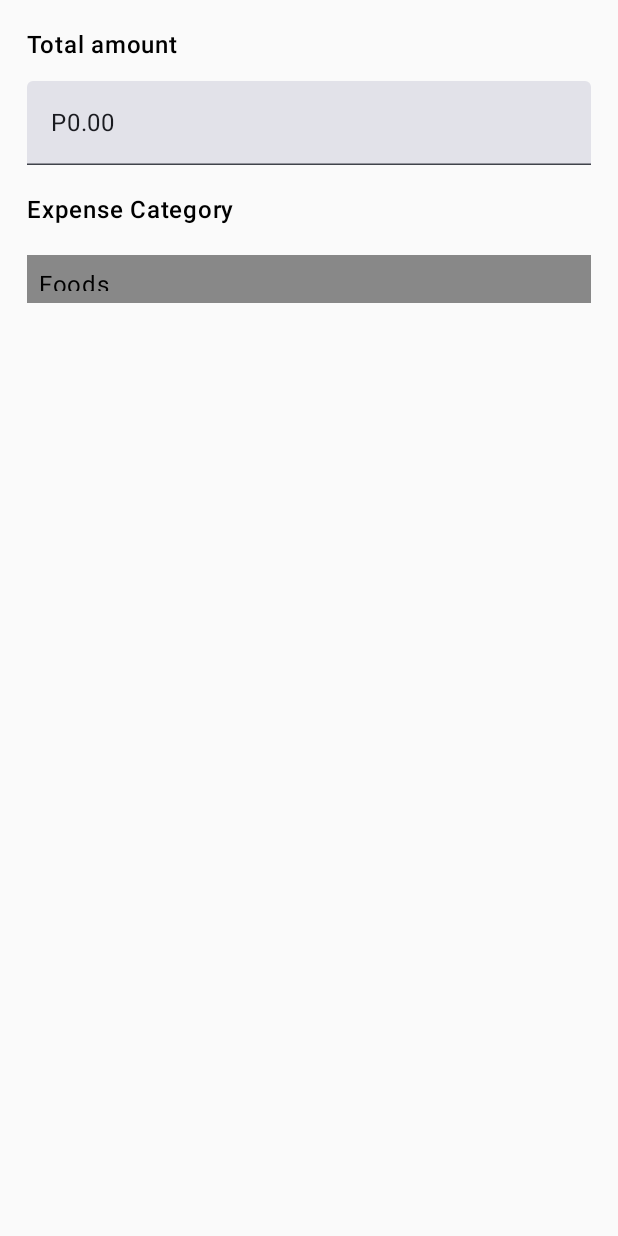
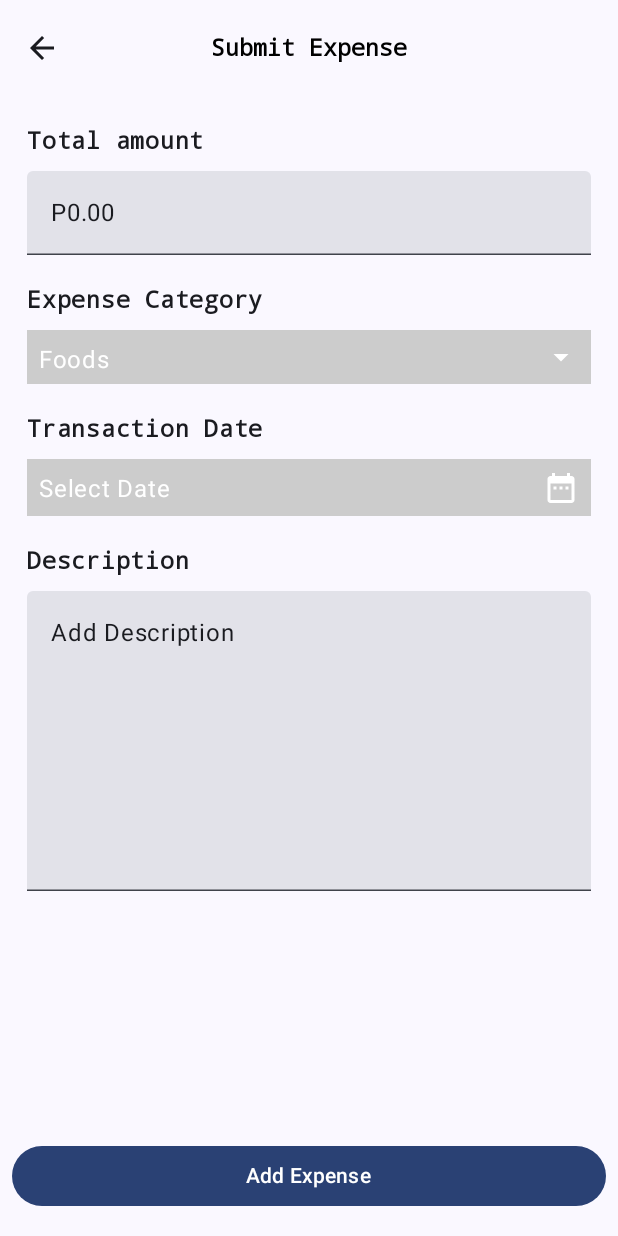
Before and after one commit to jesrielrada/Simple-Expense, an Android app built with Jetpack Compose: the screen it shows after launch (MainActivity), on a phone screen of 412 x 824 dp. Run offline under Robolectric (Android 15) with nearby library versions, the phone set to English and light mode, and no system bars.

Commit message:
Add Screen UI

```diff
--- a/app/build.gradle.kts
+++ b/app/build.gradle.kts
@@ -60,10 +60,10 @@ dependencies {
     implementation(libs.androidx.ui)
     implementation(libs.androidx.ui.graphics)
     implementation(libs.androidx.ui.tooling.preview)
-    //implementation(libs.androidx.material3)
+    implementation(libs.androidx.material3)
 
     implementation("androidx.compose.ui:ui:1.6.8")
-    implementation("androidx.compose.material3:material3-android:1.2.1")
+//    implementation("androidx.compose.material3:material3-android:1.3.0")
     implementation("androidx.compose.ui:ui-tooling:1.6.8")
     implementation("androidx.constraintlayout:constraintlayout-compose:1.0.1")
     implementation("androidx.lifecycle:lifecycle-runtime-ktx:2.8.4")
--- a/app/src/main/java/com/jescoding/simpleexpense/MainActivity.kt
+++ b/app/src/main/java/com/jescoding/simpleexpense/MainActivity.kt
@@ -4,23 +4,15 @@ import android.os.Bundle
 import androidx.activity.ComponentActivity
 import androidx.activity.compose.setContent
 import androidx.activity.enableEdgeToEdge
-import androidx.compose.foundation.layout.fillMaxSize
-import androidx.compose.material3.Scaffold
-import androidx.compose.material3.Text
-import androidx.compose.runtime.Composable
-import androidx.compose.ui.Modifier
 import com.jescoding.simpleexpense.presentation.AddScreen
-import com.jescoding.simpleexpense.presentation.theme.SImpleExpenseTheme
+import com.jescoding.simpleexpense.presentation.theme.SimpleExpenseTheme
 
 class MainActivity : ComponentActivity() {
     override fun onCreate(savedInstanceState: Bundle?) {
         super.onCreate(savedInstanceState)
         enableEdgeToEdge()
         setContent {
-            SImpleExpenseTheme {
-//                Scaffold(modifier = Modifier.fillMaxSize()) { innerPadding ->
-//
-//                }
+            SimpleExpenseTheme {
                 AddScreen()
             }
         }
--- a/app/src/main/java/com/jescoding/simpleexpense/presentation/AddScreen.kt
+++ b/app/src/main/java/com/jescoding/simpleexpense/presentation/AddScreen.kt
@@ -1,5 +1,6 @@
 package com.jescoding.simpleexpense.presentation
 
+import androidx.compose.foundation.Image
 import androidx.compose.foundation.background
 import androidx.compose.foundation.clickable
 import androidx.compose.foundation.layout.Box
@@ -8,40 +9,86 @@ import androidx.compose.foundation.layout.fillMaxSize
 import androidx.compose.foundation.layout.fillMaxWidth
 import androidx.compose.foundation.layout.height
 import androidx.compose.foundation.layout.padding
+import androidx.compose.foundation.layout.wrapContentSize
+import androidx.compose.material3.Button
+import androidx.compose.material3.CenterAlignedTopAppBar
+import androidx.compose.material3.DatePicker
+import androidx.compose.material3.DatePickerDialog
 import androidx.compose.material3.DropdownMenu
 import androidx.compose.material3.DropdownMenuItem
+import androidx.compose.material3.ExperimentalMaterial3Api
+import androidx.compose.material3.Icon
+import androidx.compose.material3.IconButton
+import androidx.compose.material3.Scaffold
 import androidx.compose.material3.Text
 import androidx.compose.material3.TextField
+import androidx.compose.material3.TopAppBar
+import androidx.compose.material3.TopAppBarColors
+import androidx.compose.material3.TopAppBarDefaults
+import androidx.compose.material3.contentColorFor
+import androidx.compose.material3.rememberDatePickerState
 import androidx.compose.runtime.Composable
 import androidx.compose.runtime.getValue
 import androidx.compose.runtime.mutableStateOf
 import androidx.compose.runtime.remember
 import androidx.compose.runtime.setValue
+import androidx.compose.ui.Alignment
 import androidx.compose.ui.Modifier
 import androidx.compose.ui.graphics.Color
+import androidx.compose.ui.res.painterResource
+import androidx.compose.ui.text.font.FontFamily
 import androidx.compose.ui.text.font.FontWeight
 import androidx.compose.ui.tooling.preview.Preview
 import androidx.compose.ui.unit.dp
-import androidx.compose.ui.util.fastForEachIndexed
+import androidx.compose.ui.unit.sp
+import com.jescoding.simpleexpense.R
 
+@OptIn(ExperimentalMaterial3Api::class)
 @Composable
 fun AddScreen() {
+    Scaffold(
+        topBar = {
+            CenterAlignedTopAppBar(
+                title = {
+                    Text(
+                        fontFamily = FontFamily.Monospace,
+                        fontSize = 16.sp,
+                        color = Color.Black,
+                        text = "Submit Expense",
+                        fontWeight = FontWeight.SemiBold
+                    )
+                },
+                navigationIcon = {
+                    IconButton(onClick = {
+
+                    }) {
+                        Icon(
+                            painter = painterResource(id = R.drawable.baseline_arrow_back_24),
+                            contentDescription = null
+                        )
+                    }
+                }
+            )
+        },
+        content = {
+            Box(
+                modifier = Modifier.padding(it)
+            ) {
                 Column(
                     modifier = Modifier
                         .fillMaxSize()
                         .padding(all = 18.dp)
                 ) {
 
-        val items = listOf("Foods", "Foods", "Foods")
-
                     Text(
                         text = "Total amount",
-            fontWeight = FontWeight.SemiBold
+                        fontWeight = FontWeight.SemiBold,
+                        fontFamily = FontFamily.Monospace
                     )
 
                     TextField(
                         modifier = Modifier
-                .padding(top = 12.dp)
+                            .padding(top = 8.dp)
                             .fillMaxWidth(),
                         value = "P0.00",
                         onValueChange = {}
@@ -52,12 +99,132 @@ fun AddScreen() {
                             .padding(top = 18.dp)
                             .fillMaxWidth(),
                         text = "Expense Category",
-            fontWeight = FontWeight.SemiBold
+                        fontWeight = FontWeight.SemiBold,
+                        fontFamily = FontFamily.Monospace
                     )
 
 
                     DropdownMenu()
 
+                    Text(
+                        modifier = Modifier
+                            .padding(top = 18.dp)
+                            .fillMaxWidth(),
+                        text = "Transaction Date",
+                        fontWeight = FontWeight.SemiBold,
+                        fontFamily = FontFamily.Monospace
+                    )
+
+                    TransactionDate()
+
+                    Text(
+                        modifier = Modifier
+                            .padding(top = 18.dp)
+                            .fillMaxWidth(),
+                        text = "Description",
+                        fontWeight = FontWeight.SemiBold,
+                        fontFamily = FontFamily.Monospace
+                    )
+
+                    DescriptionField()
+
+                }
+
+                ConfirmButton(
+                    modifier = Modifier
+                        .padding(bottom = 16.dp, start = 8.dp, end = 8.dp)
+                        .fillMaxWidth()
+                        .align(Alignment.BottomCenter)
+                )
+            }
+        })
+
+
+}
+
+@Composable
+fun ConfirmButton(modifier: Modifier) {
+
+    Button(
+        modifier = modifier,
+        onClick = {
+
+        }
+    ) {
+        Text(text = "Add Expense")
+    }
+}
+
+@Composable
+fun DescriptionField() {
+
+    Box(modifier = Modifier.wrapContentSize()) {
+        TextField(
+            modifier = Modifier
+                .padding(top = 8.dp)
+                .fillMaxWidth()
+                .height(200.dp),
+            value = "Add Description",
+            onValueChange = {}
+        )
+    }
+
+}
+
+@OptIn(ExperimentalMaterial3Api::class)
+@Composable
+fun TransactionDate() {
+
+    var showDialog by remember { mutableStateOf(false) }
+    val dateState = rememberDatePickerState()
+
+    Box(
+        modifier = Modifier
+            .padding(top = 8.dp)
+            .fillMaxWidth()
+            .height(38.dp)
+            .background(Color.LightGray)
+    ) {
+
+        Text(
+            text = "Select Date",
+            color = Color.White,
+            modifier = Modifier
+                .fillMaxWidth()
+                .padding(all = 8.dp)
+                .clickable(onClick = {
+                    showDialog = true
+                })
+
+        )
+
+        Image(
+            modifier = Modifier
+                .align(Alignment.CenterEnd)
+                .height(60.dp)
+                .padding(end = 8.dp),
+            painter = (painterResource(id = R.drawable.baseline_date_range_24)),
+            contentDescription = null
+        )
+
+        if (showDialog) {
+            DatePickerDialog(
+                onDismissRequest = {
+                    showDialog = false
+                },
+                dismissButton = {
+
+                },
+                confirmButton = {
+
+                }
+            ) {
+                DatePicker(
+                    state = dateState,
+                    showModeToggle = true
+                )
+            }
+        }
 
     }
 }
@@ -66,25 +233,33 @@ fun AddScreen() {
 fun DropdownMenu() {
     var expanded by remember { mutableStateOf(false) }
     val items = listOf("Foods", "Transportation", "Allowance")
-    val disabledValue = "B"
     var selectedIndex by remember { mutableStateOf(0) }
 
     Box(
         modifier = Modifier
-            .height(50.dp)
+            .padding(top = 8.dp)
             .fillMaxWidth()
-            .padding(top = 18.dp)
-            .background(Color.Gray)
+            .height(36.dp)
+            .background(Color.LightGray)
     ) {
+
         Text(
-            items[selectedIndex],
+            text = items[selectedIndex],
+            color = Color.White,
             modifier = Modifier
                 .fillMaxWidth()
                 .padding(all = 8.dp)
                 .clickable(onClick = { expanded = true })
-                .background(
-                    Color.Gray
+
         )
+
+        Image(
+            modifier = Modifier
+                .align(Alignment.CenterEnd)
+                .height(60.dp)
+                .padding(end = 8.dp),
+            painter = (painterResource(id = R.drawable.baseline_arrow_drop_down_24)),
+            contentDescription = null
         )
 
         DropdownMenu(
@@ -93,18 +268,12 @@ fun DropdownMenu() {
             modifier = Modifier
                 .fillMaxWidth()
                 .padding(start = 18.dp, end = 18.dp)
-                .background(Color.White)
         ) {
-            items.fastForEachIndexed { index, s ->
+            items.forEachIndexed { index, item ->
                 DropdownMenuItem(
                     text = {
-                        val disabledText = if (s == disabledValue) {
-                            " (Disabled)"
-                        } else {
-                            ""
-                        }
                         Text(
-                            text = s + disabledText
+                            text = item
                         )
                     },
                     onClick = {
--- a/app/src/main/java/com/jescoding/simpleexpense/presentation/theme/Color.kt
+++ b/app/src/main/java/com/jescoding/simpleexpense/presentation/theme/Color.kt
@@ -2,10 +2,10 @@ package com.jescoding.simpleexpense.presentation.theme
 
 import androidx.compose.ui.graphics.Color
 
-val Purple80 = Color(0xFFD0BCFF)
-val PurpleGrey80 = Color(0xFFCCC2DC)
-val Pink80 = Color(0xFFEFB8C8)
+val Yellow80 = Color(0xFFFFF59D)
+val YellowGrey80 = Color(0xFFFFF176)
+val LightYellow80 = Color(0xFFFFF9C4)
 
-val Purple40 = Color(0xFF6650a4)
-val PurpleGrey40 = Color(0xFF625b71)
-val Pink40 = Color(0xFF7D5260)
+val Yellow40 = Color(0xFFFFF176)
+val YellowGrey40 = Color(0xFFFBC02D)
+val LightYellow40 = Color(0xFFFFD54F)
--- a/app/src/main/java/com/jescoding/simpleexpense/presentation/theme/Theme.kt
+++ b/app/src/main/java/com/jescoding/simpleexpense/presentation/theme/Theme.kt
@@ -1,6 +1,5 @@
 package com.jescoding.simpleexpense.presentation.theme
 
-import android.app.Activity
 import android.os.Build
 import androidx.compose.foundation.isSystemInDarkTheme
 import androidx.compose.material3.MaterialTheme
@@ -9,18 +8,22 @@ import androidx.compose.material3.dynamicDarkColorScheme
 import androidx.compose.material3.dynamicLightColorScheme
 import androidx.compose.material3.lightColorScheme
 import androidx.compose.runtime.Composable
+import androidx.compose.ui.graphics.Color
 import androidx.compose.ui.platform.LocalContext
 
 private val DarkColorScheme = darkColorScheme(
-    primary = Purple80,
-    secondary = PurpleGrey80,
-    tertiary = Pink80
+    primary = Yellow80,
+    secondary = YellowGrey80,
+    tertiary = LightYellow80,
+    background = Color.White
 )
 
 private val LightColorScheme = lightColorScheme(
-    primary = Purple40,
-    secondary = PurpleGrey40,
-    tertiary = Pink40
+    primary = Yellow40,
+    secondary = YellowGrey40,
+    tertiary = LightYellow40,
+    background = Color.White
+
 
     /* Other default colors to override
     background = Color(0xFFFFFBFE),
@@ -34,7 +37,7 @@ private val LightColorScheme = lightColorScheme(
 )
 
 @Composable
-fun SImpleExpenseTheme(
+fun SimpleExpenseTheme(
     darkTheme: Boolean = isSystemInDarkTheme(),
     // Dynamic color is available on Android 12+
     dynamicColor: Boolean = true,
--- /dev/null
+++ b/app/src/main/res/drawable/baseline_arrow_back_24.xml
@@ -0,0 +1,5 @@
+<vector xmlns:android="http://schemas.android.com/apk/res/android" android:autoMirrored="true" android:height="24dp" android:tint="#C0C0C0" android:viewportHeight="24" android:viewportWidth="24" android:width="24dp">
+
+    <path android:fillColor="@android:color/white" android:pathData="M20,11H7.83l5.59,-5.59L12,4l-8,8 8,8 1.41,-1.41L7.83,13H20v-2z"/>
+
+</vector>
--- /dev/null
+++ b/app/src/main/res/drawable/baseline_arrow_drop_down_24.xml
@@ -0,0 +1,5 @@
+<vector xmlns:android="http://schemas.android.com/apk/res/android" android:height="24dp" android:tint="#FFFFFF" android:viewportHeight="24" android:viewportWidth="24" android:width="24dp">
+
+    <path android:fillColor="@android:color/white" android:pathData="M7,10l5,5 5,-5z"/>
+
+</vector>
--- /dev/null
+++ b/app/src/main/res/drawable/baseline_date_range_24.xml
@@ -0,0 +1,5 @@
+<vector xmlns:android="http://schemas.android.com/apk/res/android" android:height="24dp" android:tint="#FFFFFF" android:viewportHeight="24" android:viewportWidth="24" android:width="24dp">
+
+    <path android:fillColor="@android:color/white" android:pathData="M9,11L7,11v2h2v-2zM13,11h-2v2h2v-2zM17,11h-2v2h2v-2zM19,4h-1L18,2h-2v2L8,4L8,2L6,2v2L5,4c-1.11,0 -1.99,0.9 -1.99,2L3,20c0,1.1 0.89,2 2,2h14c1.1,0 2,-0.9 2,-2L21,6c0,-1.1 -0.9,-2 -2,-2zM19,20L5,20L5,9h14v11z"/>
+
+</vector>
```
Lines whose indentation alone changed are shown as unchanged.
